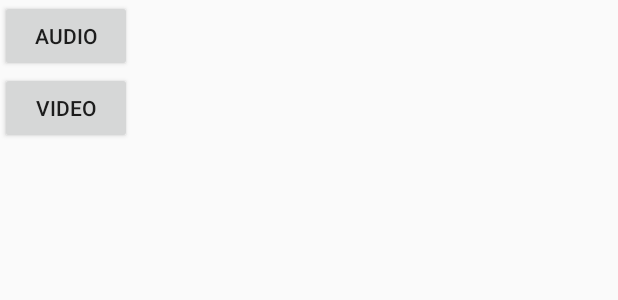
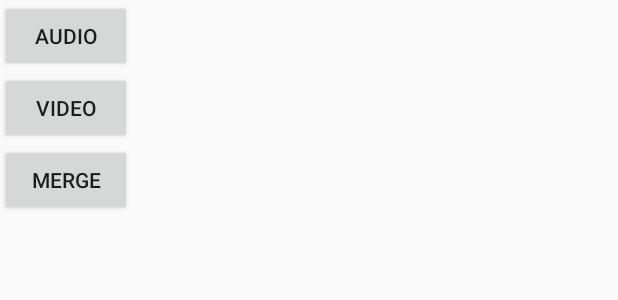
Before and after one commit to u3shadow/AudioAndVideo, an Android app: the layout activity_player_main.xml on its own in the app's theme, with its tools: preview values and no code run, on a phone screen of 412 x 824 dp. Shown: the top 300 px of the screen. Run offline under Robolectric (Android 15) with nearby library versions, the phone set to English and light mode, and no system bars.

Commit message:
add merge button

```diff
--- a/app/src/main/java/com/u3coding/playerandrecoder/main/MainPage.java
+++ b/app/src/main/java/com/u3coding/playerandrecoder/main/MainPage.java
@@ -4,6 +4,7 @@ import android.content.Intent;
 import android.view.View;
 
 import com.u3coding.playerandrecoder.audio.RecordAudioActivity;
+import com.u3coding.playerandrecoder.mp4.VideoExtractor;
 import com.u3coding.playerandrecoder.video.RecordVideoActivity;
 
 public class MainPage{
@@ -15,4 +16,9 @@ public class MainPage{
         Intent intent = new Intent(view.getContext(),RecordVideoActivity.class);
         view.getContext().startActivity(intent);
     }
+     public void merge(View view){
+         VideoExtractor extractor = new VideoExtractor();
+         extractor.muxerMediaAudio();
+         extractor.muxerMediaVideo();
+    }
 }
--- a/app/src/main/res/layout/activity_player_main.xml
+++ b/app/src/main/res/layout/activity_player_main.xml
@@ -23,5 +23,10 @@
     android:onClick="@{mainpage.recordVideo}"
     android:layout_width="wrap_content"
     android:layout_height="wrap_content" />
+    <Button
+    android:text="@string/merge"
+    android:onClick="@{mainpage.merge}"
+    android:layout_width="wrap_content"
+    android:layout_height="wrap_content" />
 </LinearLayout>
 </layout>
```
